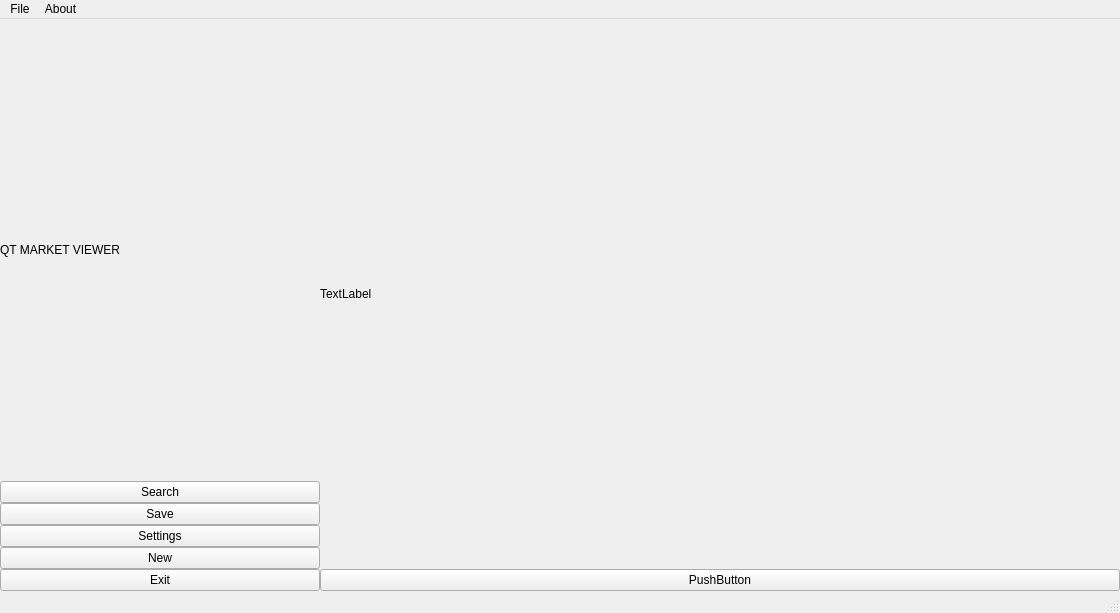
Qt form MarketGame/mainwindow.ui (plagentile/Market_Game) before a commit.
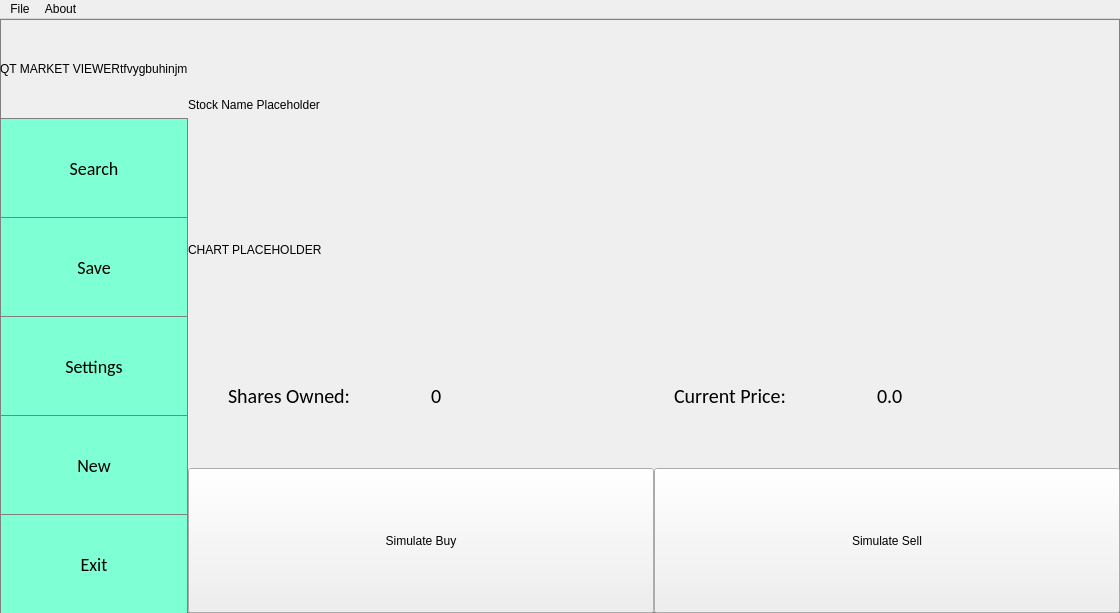
The same form after that commit.

Commit message: More styling changes to main window

```diff
--- a/MarketGame/mainwindow.ui
+++ b/MarketGame/mainwindow.ui
@@ -14,7 +14,47 @@
    <string>MainWindow</string>
   </property>
   <property name="styleSheet">
-   <string notr="true"/>
+   <string notr="true">#centralwidget
+{
+	border: 1px solid gray;
+}
+
+/* coreLeftVerticalLayout*/
+
+/*
+	Left Side Buttons
+*/
+
+#searchButton, #saveButton, #settingsButton, #newButton, #exitButton
+{
+	border: 1px solid gray;
+	border-bottom: none;
+	background-color:Aquamarine;
+	font-size:18px;
+	font-family: Calibri;
+}
+
+#searchButton:hover, #saveButton:hover, #settingsButton:hover, #newButton:hover, #exitButton:hover
+{
+	background-color:white;
+}
+
+/*coreRightVerticalLayout*/
+
+
+/*
+	sharesAndCurrentPriceHorizontalLayout
+*/
+
+#staticCurrentPriceLabel, #dynamicCurrentPriceLabel, #staticSharesOwnedLabel, #dynamicSharesOwnedLabel
+{
+	font-size:20px;
+	font-family: Calibri;
+	font-style: normal;
+	font-weight: 400;
+}
+
+</string>
   </property>
   <widget class="QWidget" name="centralwidget">
    <layout class="QHBoxLayout" name="coreHorizontalLayout">
@@ -43,20 +83,50 @@
       </property>
       <item>
        <widget class="QLabel" name="leftImageLabel">
+        <property name="sizePolicy">
+         <sizepolicy hsizetype="Preferred" vsizetype="Expanding">
+          <horstretch>0</horstretch>
+          <verstretch>0</verstretch>
+         </sizepolicy>
+        </property>
         <property name="text">
-         <string>QT MARKET VIEWER</string>
+         <string>QT MARKET VIEWERtfvygbuhinjm</string>
         </property>
        </widget>
       </item>
       <item>
        <widget class="QPushButton" name="searchButton">
+        <property name="sizePolicy">
+         <sizepolicy hsizetype="Minimum" vsizetype="Expanding">
+          <horstretch>0</horstretch>
+          <verstretch>0</verstretch>
+         </sizepolicy>
+        </property>
         <property name="text">
          <string>Search</string>
         </property>
+        <property name="iconSize">
+         <size>
+          <width>20</width>
+          <height>20</height>
+         </size>
+        </property>
+        <property name="default">
+         <bool>false</bool>
+        </property>
+        <property name="flat">
+         <bool>false</bool>
+        </property>
        </widget>
       </item>
       <item>
        <widget class="QPushButton" name="saveButton">
+        <property name="sizePolicy">
+         <sizepolicy hsizetype="Minimum" vsizetype="Expanding">
+          <horstretch>0</horstretch>
+          <verstretch>0</verstretch>
+         </sizepolicy>
+        </property>
         <property name="text">
          <string>Save</string>
         </property>
@@ -64,6 +134,12 @@
       </item>
       <item>
        <widget class="QPushButton" name="settingsButton">
+        <property name="sizePolicy">
+         <sizepolicy hsizetype="Minimum" vsizetype="Expanding">
+          <horstretch>0</horstretch>
+          <verstretch>0</verstretch>
+         </sizepolicy>
+        </property>
         <property name="text">
          <string>Settings</string>
         </property>
@@ -71,6 +147,12 @@
       </item>
       <item>
        <widget class="QPushButton" name="newButton">
+        <property name="sizePolicy">
+         <sizepolicy hsizetype="Minimum" vsizetype="Expanding">
+          <horstretch>0</horstretch>
+          <verstretch>0</verstretch>
+         </sizepolicy>
+        </property>
         <property name="text">
          <string>New</string>
         </property>
@@ -78,6 +160,12 @@
       </item>
       <item>
        <widget class="QPushButton" name="exitButton">
+        <property name="sizePolicy">
+         <sizepolicy hsizetype="Minimum" vsizetype="Expanding">
+          <horstretch>0</horstretch>
+          <verstretch>0</verstretch>
+         </sizepolicy>
+        </property>
         <property name="text">
          <string>Exit</string>
         </property>
@@ -87,18 +175,21 @@
     </item>
     <item>
      <layout class="QVBoxLayout" name="coreRightVerticalLayout">
+      <property name="spacing">
+       <number>0</number>
+      </property>
       <item>
        <spacer name="rightBiasSpacer">
         <property name="orientation">
          <enum>Qt::Horizontal</enum>
         </property>
         <property name="sizeType">
-         <enum>QSizePolicy::Fixed</enum>
+         <enum>QSizePolicy::Expanding</enum>
         </property>
         <property name="sizeHint" stdset="0">
          <size>
           <width>800</width>
-          <height>0</height>
+          <height>13</height>
          </size>
         </property>
        </spacer>
@@ -106,22 +197,183 @@
       <item>
        <widget class="QLabel" name="label_2">
         <property name="text">
-         <string>TextLabel</string>
+         <string>Stock Name Placeholder</string>
         </property>
        </widget>
       </item>
       <item>
-       <widget class="QPushButton" name="pushButton_2">
+       <widget class="QLabel" name="chartPlaceHolderLabel">
         <property name="text">
-         <string>PushButton</string>
+         <string>CHART PLACEHOLDER</string>
         </property>
        </widget>
       </item>
+      <item>
+       <layout class="QHBoxLayout" name="sharesAndCurrentPriceHorizontalLayout">
+        <property name="spacing">
+         <number>0</number>
+        </property>
+        <item>
+         <spacer name="horizontalSpacer">
+          <property name="orientation">
+           <enum>Qt::Horizontal</enum>
+          </property>
+          <property name="sizeType">
+           <enum>QSizePolicy::Minimum</enum>
+          </property>
+          <property name="sizeHint" stdset="0">
+           <size>
+            <width>40</width>
+            <height>20</height>
+           </size>
+          </property>
+         </spacer>
+        </item>
+        <item>
+         <widget class="QLabel" name="staticSharesOwnedLabel">
+          <property name="sizePolicy">
+           <sizepolicy hsizetype="Preferred" vsizetype="Preferred">
+            <horstretch>0</horstretch>
+            <verstretch>0</verstretch>
+           </sizepolicy>
+          </property>
+          <property name="font">
+           <font>
+            <family>Calibri</family>
+            <pointsize>-1</pointsize>
+            <weight>50</weight>
+            <italic>false</italic>
+            <bold>false</bold>
+            <kerning>true</kerning>
+           </font>
+          </property>
+          <property name="text">
+           <string>Shares Owned:</string>
+          </property>
+         </widget>
+        </item>
+        <item>
+         <widget class="QLabel" name="dynamicSharesOwnedLabel">
+          <property name="sizePolicy">
+           <sizepolicy hsizetype="Preferred" vsizetype="Preferred">
+            <horstretch>0</horstretch>
+            <verstretch>0</verstretch>
+           </sizepolicy>
+          </property>
+          <property name="text">
+           <string>0</string>
+          </property>
+         </widget>
+        </item>
+        <item>
+         <spacer name="horizontalSpacer_2">
+          <property name="orientation">
+           <enum>Qt::Horizontal</enum>
+          </property>
+          <property name="sizeType">
+           <enum>QSizePolicy::Minimum</enum>
+          </property>
+          <property name="sizeHint" stdset="0">
+           <size>
+            <width>40</width>
+            <height>20</height>
+           </size>
+          </property>
+         </spacer>
+        </item>
+        <item>
+         <widget class="QLabel" name="staticCurrentPriceLabel">
+          <property name="sizePolicy">
+           <sizepolicy hsizetype="Preferred" vsizetype="Preferred">
+            <horstretch>0</horstretch>
+            <verstretch>0</verstretch>
+           </sizepolicy>
+          </property>
+          <property name="text">
+           <string>Current Price:</string>
+          </property>
+         </widget>
+        </item>
+        <item>
+         <widget class="QLabel" name="dynamicCurrentPriceLabel">
+          <property name="sizePolicy">
+           <sizepolicy hsizetype="Preferred" vsizetype="Preferred">
+            <horstretch>0</horstretch>
+            <verstretch>0</verstretch>
+           </sizepolicy>
+          </property>
+          <property name="font">
+           <font>
+            <family>Calibri</family>
+            <pointsize>-1</pointsize>
+            <weight>50</weight>
+            <italic>false</italic>
+            <bold>false</bold>
+           </font>
+          </property>
+          <property name="text">
+           <string>0.0</string>
+          </property>
+         </widget>
+        </item>
+        <item>
+         <spacer name="horizontalSpacer_3">
+          <property name="orientation">
+           <enum>Qt::Horizontal</enum>
+          </property>
+          <property name="sizeType">
+           <enum>QSizePolicy::Minimum</enum>
+          </property>
+          <property name="sizeHint" stdset="0">
+           <size>
+            <width>40</width>
+            <height>20</height>
+           </size>
+          </property>
+         </spacer>
+        </item>
+       </layout>
+      </item>
+      <item>
+       <layout class="QHBoxLayout" name="buySellHorizontalLayout">
+        <property name="spacing">
+         <number>0</number>
+        </property>
+        <property name="sizeConstraint">
+         <enum>QLayout::SetNoConstraint</enum>
+        </property>
+        <item>
+         <widget class="QPushButton" name="sellButton">
+          <property name="sizePolicy">
+           <sizepolicy hsizetype="Minimum" vsizetype="Minimum">
+            <horstretch>0</horstretch>
+            <verstretch>0</verstretch>
+           </sizepolicy>
+          </property>
+          <property name="text">
+           <string>Simulate Buy</string>
+          </property>
+         </widget>
+        </item>
+        <item>
+         <widget class="QPushButton" name="buyButton">
+          <property name="sizePolicy">
+           <sizepolicy hsizetype="Minimum" vsizetype="Minimum">
+            <horstretch>0</horstretch>
+            <verstretch>0</verstretch>
+           </sizepolicy>
+          </property>
+          <property name="text">
+           <string>Simulate Sell</string>
+          </property>
+         </widget>
+        </item>
+       </layout>
+      </item>
      </layout>
     </item>
    </layout>
   </widget>
-  <widget class="QStatusBar" name="statusbar"/>
   <widget class="QMenuBar" name="menuBar">
    <property name="geometry">
     <rect>
```
Left out of the diff: 2 changed lines with no effect on the pictures.
